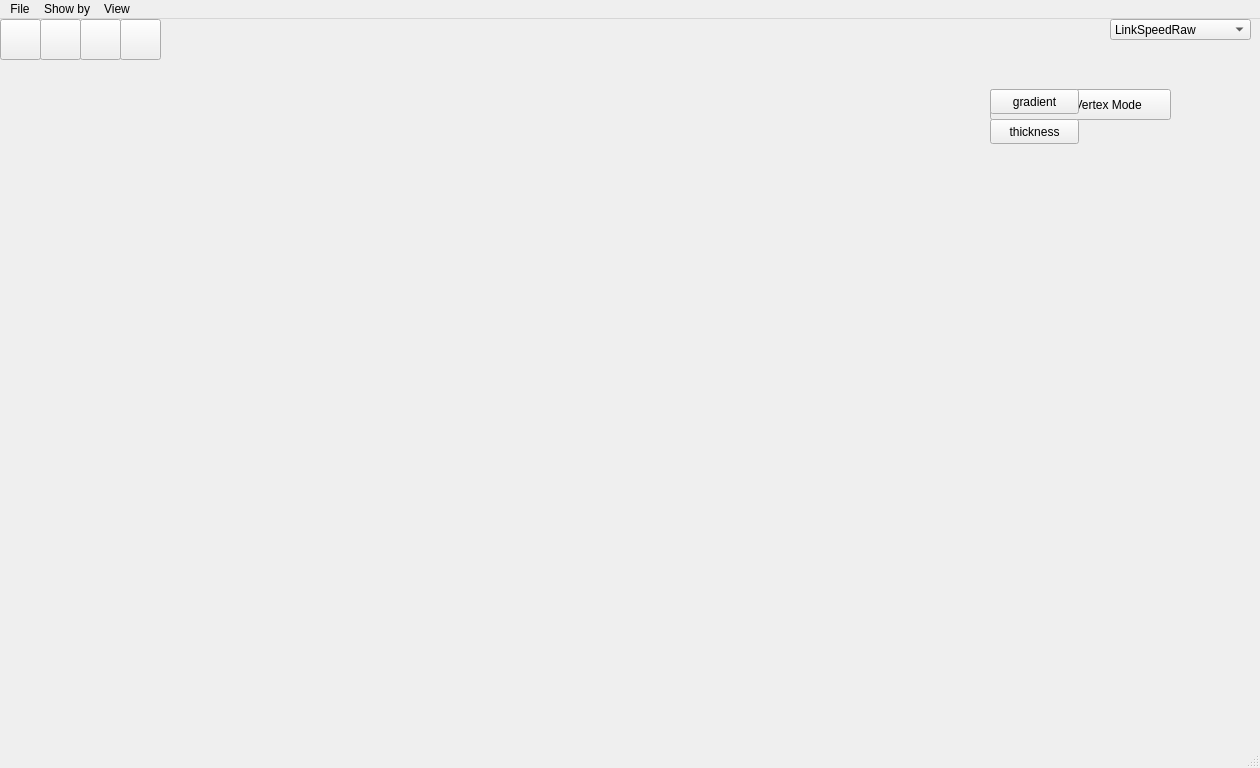
Before: the Qt Designer form frontend/resource/GUI.ui in gintalk/network-visualization-main, drawn with Qt 5.
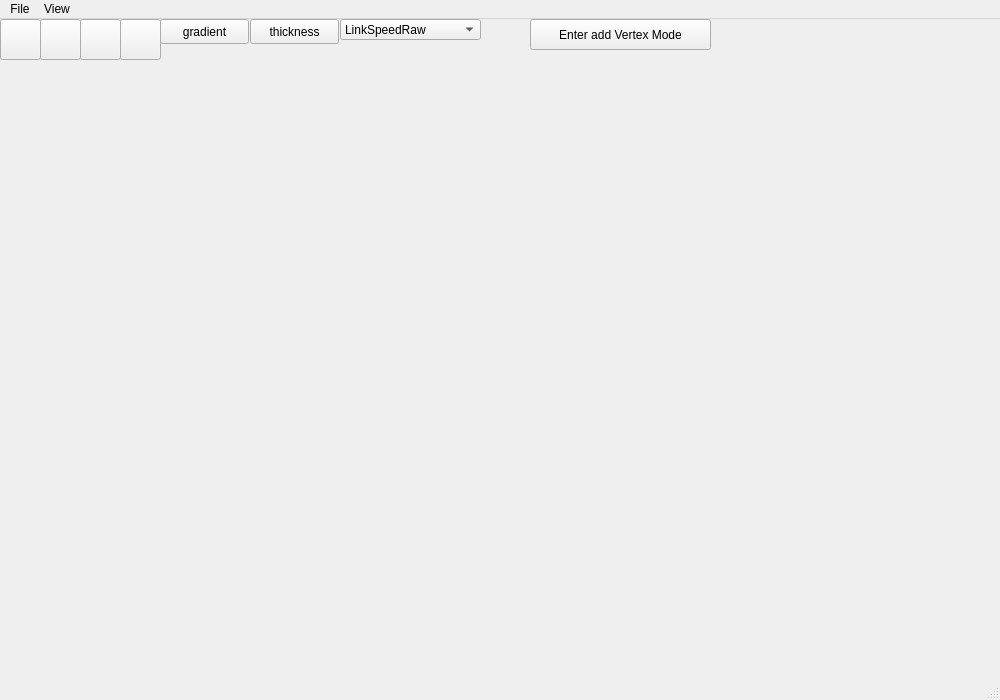
After: the same form once the commit is applied. Icons and pictures are not drawn.

Diff of the .ui file:
```diff
--- a/frontend/resource/GUI.ui
+++ b/frontend/resource/GUI.ui
@@ -6,8 +6,8 @@
    <rect>
     <x>0</x>
     <y>0</y>
-    <width>1260</width>
-    <height>768</height>
+    <width>1000</width>
+    <height>700</height>
    </rect>
   </property>
   <property name="windowTitle">
@@ -17,20 +17,20 @@
    <widget class="QWidget" name="centralwidget" native="true">
     <property name="geometry">
      <rect>
-      <x>-10</x>
-      <y>35</y>
-      <width>1001</width>
-      <height>711</height>
+      <x>0</x>
+      <y>40</y>
+      <width>751</width>
+      <height>611</height>
      </rect>
     </property>
    </widget>
    <widget class="QWidget" name="gridLayoutWidget">
     <property name="geometry">
      <rect>
-      <x>990</x>
-      <y>160</y>
-      <width>271</width>
-      <height>561</height>
+      <x>750</x>
+      <y>40</y>
+      <width>241</width>
+      <height>611</height>
      </rect>
     </property>
     <layout class="QGridLayout" name="infolayout"/>
@@ -38,8 +38,8 @@
    <widget class="QPushButton" name="addvertex">
     <property name="geometry">
      <rect>
-      <x>990</x>
-      <y>70</y>
+      <x>530</x>
+      <y>0</y>
       <width>181</width>
       <height>31</height>
      </rect>
@@ -51,8 +51,8 @@
    <widget class="QPushButton" name="drawthickness_button">
     <property name="geometry">
      <rect>
-      <x>990</x>
-      <y>100</y>
+      <x>250</x>
+      <y>0</y>
       <width>89</width>
       <height>25</height>
      </rect>
@@ -64,8 +64,8 @@
    <widget class="QPushButton" name="drawgradient_button">
     <property name="geometry">
      <rect>
-      <x>990</x>
-      <y>70</y>
+      <x>160</x>
+      <y>0</y>
       <width>89</width>
       <height>25</height>
      </rect>
@@ -77,7 +77,7 @@
    <widget class="QComboBox" name="comboBox">
     <property name="geometry">
      <rect>
-      <x>1110</x>
+      <x>340</x>
       <y>0</y>
       <width>141</width>
       <height>21</height>
@@ -162,7 +162,7 @@
     <rect>
      <x>0</x>
      <y>0</y>
-     <width>1260</width>
+     <width>1000</width>
      <height>22</height>
     </rect>
    </property>
@@ -174,13 +174,6 @@
     <addaction name="actionSave"/>
     <addaction name="actionExit"/>
    </widget>
-   <widget class="QMenu" name="menuShow_As">
-    <property name="title">
-     <string>Show by</string>
-    </property>
-    <addaction name="actionThickness_of_edge"/>
-    <addaction name="actionGradient_of_edge"/>
-   </widget>
    <widget class="QMenu" name="menuView">
     <property name="title">
      <string>View</string>
@@ -208,7 +201,6 @@
     <addaction name="actionRevert"/>
    </widget>
    <addaction name="menuFile"/>
-   <addaction name="menuShow_As"/>
    <addaction name="menuView"/>
   </widget>
   <widget class="QStatusBar" name="statusbar"/>
```
